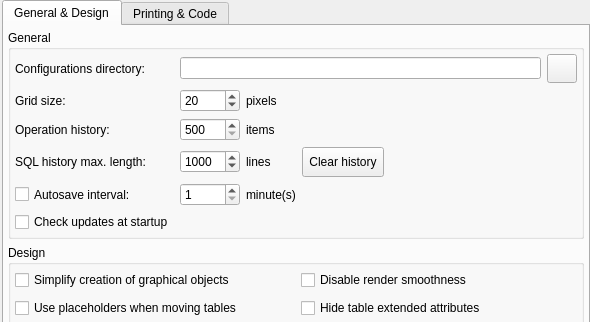
Before: the Qt Designer form libpgmodeler_ui/ui/generalconfigwidget.ui in pgmodeler/pgmodeler, drawn with Qt 5; both pictures show x 0 to 590 and y 0 to 322 of the 590 by 486 pixel window.
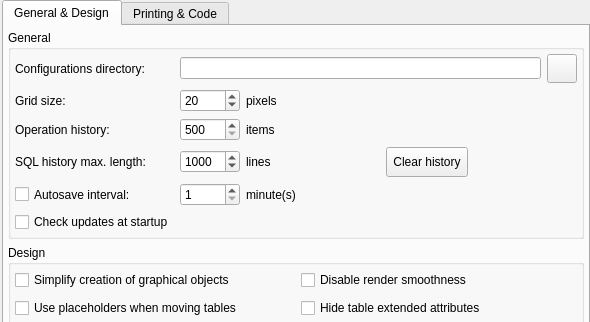
After: the same form once the commit is applied. Icons and pictures are not drawn.

Diff of the .ui file:
```diff
--- a/libpgmodeler_ui/ui/generalconfigwidget.ui
+++ b/libpgmodeler_ui/ui/generalconfigwidget.ui
@@ -1063,7 +1063,7 @@
                <enum>Qt::Horizontal</enum>
               </property>
               <property name="sizeType">
-               <enum>QSizePolicy::Fixed</enum>
+               <enum>QSizePolicy::Expanding</enum>
               </property>
               <property name="sizeHint" stdset="0">
                <size>
```
Left out of the diff: 4 changed lines with no effect on the pictures.
